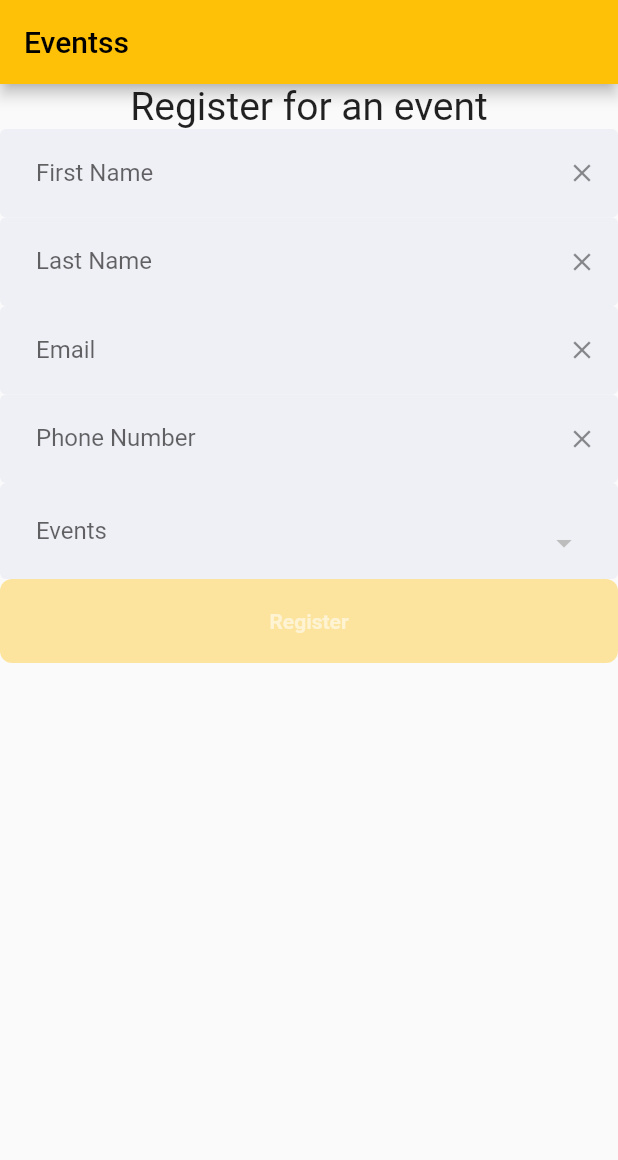
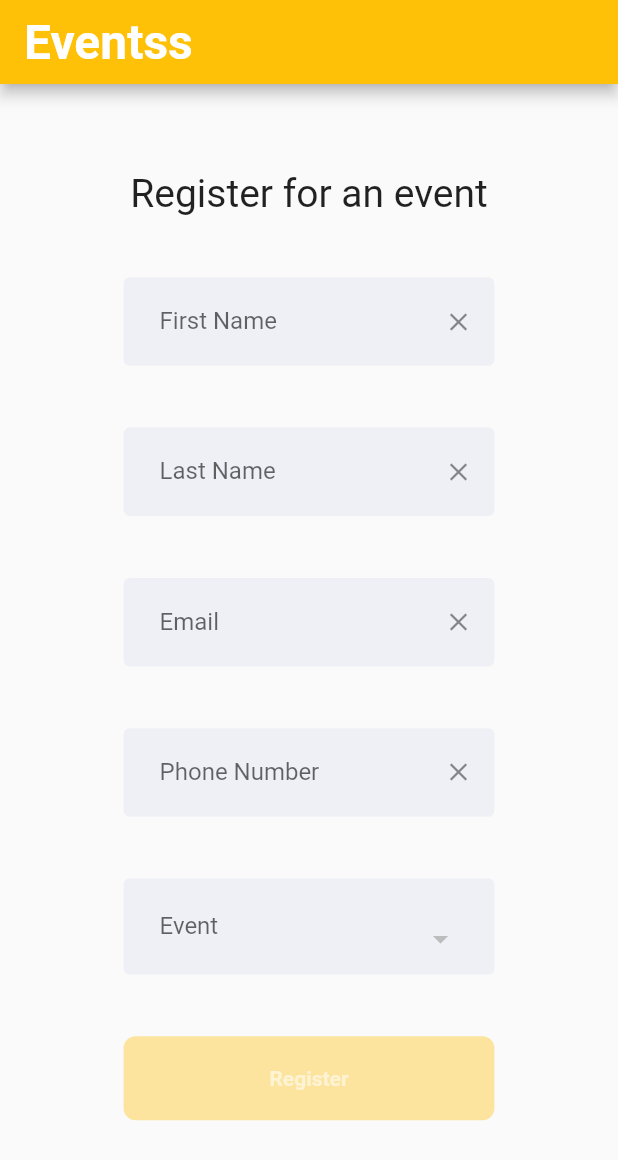
Before and after one commit to Fiyiin/eventss, a Flutter app: the screen it shows after launch, on a phone screen of 412 x 824 dp. Shown: the top 1160 px of the screen. Run offline on Flutter 3.47's test engine with Material 2 defaults, Android fonts, the phone set to English and light mode, and no system bars; drawn by our look-alikes of reactive_forms; our stand-ins replace cloud_firestore, cloud_functions, firebase_core, sizer; missing offline and left inert: flutter_barcode_scanner; accounts and stored records are empty.

Commit message:
style forms

```diff
--- a/admin/lib/main.dart
+++ b/admin/lib/main.dart
@@ -3,6 +3,7 @@ import 'package:admin/users_page.dart';
 import 'package:firebase_core/firebase_core.dart';
 import 'package:flutter/material.dart';
 import 'package:reactive_forms/reactive_forms.dart';
+import 'package:sizer/sizer.dart';
 
 void main() async {
   WidgetsFlutterBinding.ensureInitialized();
@@ -15,6 +16,7 @@ class MyApp extends StatelessWidget {
   // This widget is the root of your application.
   @override
   Widget build(BuildContext context) {
+    return Sizer(builder: (context, orientation, screenType) {
       return MaterialApp(
         title: 'Eventss',
         debugShowCheckedModeBanner: false,
@@ -23,6 +25,7 @@ class MyApp extends StatelessWidget {
         ),
         home: MyHomePage(),
       );
+    });
   }
 }
 
@@ -71,11 +74,14 @@ class _MyHomePageState extends State<MyHomePage> {
             child: ReactiveFormBuilder(
               form: () => form,
               builder: (context, form, child) {
-                return Column(
+                return Padding(
+                  padding: EdgeInsets.symmetric(horizontal: 20.h),
+                  child: Column(
                     mainAxisSize: MainAxisSize.min,
                     crossAxisAlignment: CrossAxisAlignment.stretch,
                     mainAxisAlignment: MainAxisAlignment.center,
                     children: <Widget>[
+                      SizedBox(height: 7.h),
                       ReactiveTextField(
                         formControlName: 'email',
                         textInputAction: TextInputAction.next,
@@ -93,12 +99,14 @@ class _MyHomePageState extends State<MyHomePage> {
                           ),
                         ),
                       ),
+                      SizedBox(height: 5.h),
                       ReactiveTextField(
                         formControlName: 'password',
                         textInputAction: TextInputAction.done,
                         obscureText: true,
-                      validationMessages: (control) =>
-                          {ValidationMessage.required: 'Password is required'},
+                        validationMessages: (control) => {
+                          ValidationMessage.required: 'Password is required'
+                        },
                         decoration: Decorations.formInputDecoration.copyWith(
                           labelText: 'Password',
                           suffixIcon: IconButton(
@@ -109,6 +117,7 @@ class _MyHomePageState extends State<MyHomePage> {
                           ),
                         ),
                       ),
+                      SizedBox(height: 5.h),
                       ReactiveFormConsumer(
                         builder: (context, form, child) {
                           return TextButton(
@@ -120,7 +129,8 @@ class _MyHomePageState extends State<MyHomePage> {
                                 vertical: 20.0,
                               ),
                             ).copyWith(
-                            backgroundColor: MaterialStateProperty.resolveWith(
+                              backgroundColor:
+                                  MaterialStateProperty.resolveWith(
                                 (states) {
                                   if (states.contains(MaterialState.disabled)) {
                                     return Colors.amber.withOpacity(0.38);
@@ -128,7 +138,8 @@ class _MyHomePageState extends State<MyHomePage> {
                                     return Colors.amber;
                                 },
                               ),
-                            foregroundColor: MaterialStateProperty.resolveWith(
+                              foregroundColor:
+                                  MaterialStateProperty.resolveWith(
                                 (states) {
                                   if (states.contains(MaterialState.disabled)) {
                                     return Colors.white54;
@@ -137,7 +148,8 @@ class _MyHomePageState extends State<MyHomePage> {
                                 },
                               ),
                             ),
-                          onPressed: form.valid ? () => _onSubmit(form) : null,
+                            onPressed:
+                                form.valid ? () => _onSubmit(form) : null,
                             child: Text(
                               'Login',
                               style: TextStyle(fontWeight: FontWeight.bold),
@@ -146,6 +158,7 @@ class _MyHomePageState extends State<MyHomePage> {
                         },
                       ),
                     ],
+                  ),
                 );
               },
             ),
--- a/admin/pubspec.yaml
+++ b/admin/pubspec.yaml
@@ -36,6 +36,7 @@ dev_dependencies:
   cloud_functions: ^3.0.4
   firebase_core: ^1.7.0
   reactive_forms: ^10.6.2
+  sizer: ^2.0.15
 
 # For information on the generic Dart part of this file, see the
 # following page: https://dart.dev/tools/pub/pubspec
--- a/frontend/lib/main.dart
+++ b/frontend/lib/main.dart
@@ -5,6 +5,7 @@ import 'package:eventss/succes_page.dart';
 import 'package:firebase_core/firebase_core.dart';
 import 'package:flutter/material.dart';
 import 'package:reactive_forms/reactive_forms.dart';
+import 'package:sizer/sizer.dart';
 
 void main() async {
   WidgetsFlutterBinding.ensureInitialized();
@@ -17,6 +18,7 @@ class MyApp extends StatelessWidget {
   // This widget is the root of your application.
   @override
   Widget build(BuildContext context) {
+    return Sizer(builder: (context, orientation, screenType) {
       return MaterialApp(
         title: 'Eventss',
         debugShowCheckedModeBanner: false,
@@ -25,6 +27,7 @@ class MyApp extends StatelessWidget {
         ),
         home: MyHomePage(),
       );
+    });
   }
 }
 
@@ -103,22 +106,33 @@ class _MyHomePageState extends State<MyHomePage> {
       builder: (context, constraint) {
         return Scaffold(
           appBar: AppBar(
-            title: Text('Eventss'),
+            title: Text(
+              'Eventss',
+              style: TextStyle(
+                fontSize: 32,
+                fontWeight: FontWeight.bold,
+                color: Colors.white,
+              ),
+            ),
           ),
           body: SingleChildScrollView(
             child: ReactiveFormBuilder(
               form: () => form,
               builder: (context, form, child) {
-                return Column(
+                return Padding(
+                  padding: EdgeInsets.symmetric(horizontal: 20.w),
+                  child: Column(
                     mainAxisSize: MainAxisSize.min,
                     crossAxisAlignment: CrossAxisAlignment.stretch,
                     mainAxisAlignment: MainAxisAlignment.center,
                     children: <Widget>[
+                      SizedBox(height: 7.h),
                       Text(
                         'Register for an event',
                         style: TextStyle(fontSize: 26),
                         textAlign: TextAlign.center,
                       ),
+                      SizedBox(height: 5.h),
                       ReactiveTextField(
                         formControlName: 'first_name',
                         textInputAction: TextInputAction.next,
@@ -136,12 +150,14 @@ class _MyHomePageState extends State<MyHomePage> {
                           ),
                         ),
                       ),
+                      SizedBox(height: 5.h),
                       ReactiveTextField(
                         formControlName: 'last_name',
                         textInputAction: TextInputAction.next,
                         onSubmitted: () => form.focus('email'),
-                      validationMessages: (control) =>
-                          {ValidationMessage.required: 'Last name is required'},
+                        validationMessages: (control) => {
+                          ValidationMessage.required: 'Last name is required'
+                        },
                         decoration: Decorations.formInputDecoration.copyWith(
                           labelText: 'Last Name',
                           suffixIcon: IconButton(
@@ -152,6 +168,7 @@ class _MyHomePageState extends State<MyHomePage> {
                           ),
                         ),
                       ),
+                      SizedBox(height: 5.h),
                       ReactiveTextField(
                         formControlName: 'email',
                         textInputAction: TextInputAction.next,
@@ -169,6 +186,7 @@ class _MyHomePageState extends State<MyHomePage> {
                           ),
                         ),
                       ),
+                      SizedBox(height: 5.h),
                       ReactiveTextField(
                         formControlName: 'phone_number',
                         textInputAction: TextInputAction.done,
@@ -186,12 +204,14 @@ class _MyHomePageState extends State<MyHomePage> {
                           ),
                         ),
                       ),
+                      SizedBox(height: 5.h),
                       FutureBuilder(
                         future: eventsRef.get(),
                         builder: (BuildContext context,
                             AsyncSnapshot<QuerySnapshot> snapshot) {
                           if (snapshot.hasError) {
-                          return Center(child: Text('Couldn\'t fetch events'));
+                            return Center(
+                                child: Text('Couldn\'t fetch events'));
                           }
 
                           if (snapshot.connectionState ==
@@ -210,7 +230,8 @@ class _MyHomePageState extends State<MyHomePage> {
                           return ReactiveDropdownField(
                             formControlName: 'event',
                             validationMessages: (control) => {
-                            ValidationMessage.required: 'this a required field'
+                              ValidationMessage.required:
+                                  'this a required field'
                             },
                             items: events.map<DropdownMenuItem<Event>>((value) {
                               return DropdownMenuItem(
@@ -218,13 +239,15 @@ class _MyHomePageState extends State<MyHomePage> {
                                 value: value,
                               );
                             }).toList(),
-                          decoration: Decorations.formInputDecoration.copyWith(
-                            labelText: 'Events',
+                            decoration:
+                                Decorations.formInputDecoration.copyWith(
+                              labelText: 'Event',
                               hintText: 'Select Event',
                             ),
                           );
                         },
                       ),
+                      SizedBox(height: 5.h),
                       ReactiveFormConsumer(
                         builder: (context, form, child) {
                           return TextButton(
@@ -236,7 +259,8 @@ class _MyHomePageState extends State<MyHomePage> {
                                 vertical: 20.0,
                               ),
                             ).copyWith(
-                            backgroundColor: MaterialStateProperty.resolveWith(
+                              backgroundColor:
+                                  MaterialStateProperty.resolveWith(
                                 (states) {
                                   if (states.contains(MaterialState.disabled)) {
                                     return Colors.amber.withOpacity(0.38);
@@ -244,7 +268,8 @@ class _MyHomePageState extends State<MyHomePage> {
                                     return Colors.amber;
                                 },
                               ),
-                            foregroundColor: MaterialStateProperty.resolveWith(
+                              foregroundColor:
+                                  MaterialStateProperty.resolveWith(
                                 (states) {
                                   if (states.contains(MaterialState.disabled)) {
                                     return Colors.white54;
@@ -253,17 +278,20 @@ class _MyHomePageState extends State<MyHomePage> {
                                 },
                               ),
                             ),
-                          onPressed: form.valid ? () => _onSubmit(form) : null,
+                            onPressed:
+                                form.valid ? () => _onSubmit(form) : null,
                             child: _isLoading
                                 ? CircularProgressIndicator.adaptive()
                                 : Text(
                                     'Register',
-                                  style: TextStyle(fontWeight: FontWeight.bold),
+                                    style:
+                                        TextStyle(fontWeight: FontWeight.bold),
                                   ),
                           );
                         },
                       ),
                     ],
+                  ),
                 );
               },
             ),
--- a/frontend/pubspec.yaml
+++ b/frontend/pubspec.yaml
@@ -27,6 +27,7 @@ dependencies:
   cloud_functions: ^3.0.4
   firebase_core: ^1.7.0
   reactive_forms: ^10.6.2
+  sizer: ^2.0.15
 
   # The following adds the Cupertino Icons font to your application.
   # Use with the CupertinoIcons class for iOS style icons.
```
Also changed, not shown: admin/pubspec.lock, frontend/pubspec.lock. Lines whose indentation alone changed are shown as unchanged.
